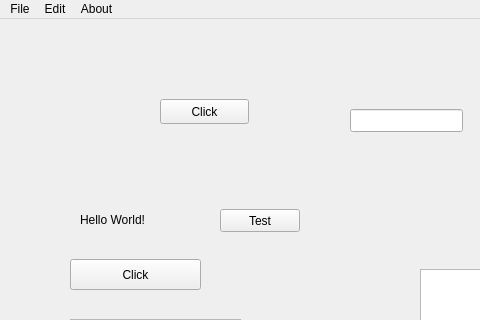
This is mainwindow.ui in lhf552004/QtCplusplusDemo as Qt 5 draws it before an edit; both pictures show x 0 to 480 and y 0 to 320 of the 800 by 600 pixel window. The edited form follows.
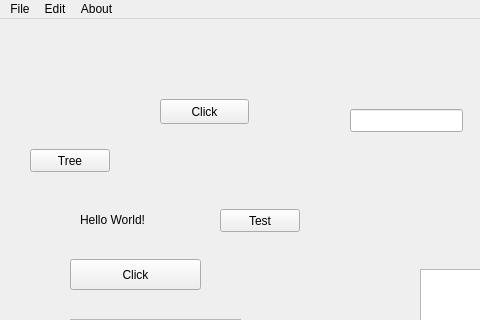
This is the edited form.

Commit message: serialize and deserialize tree

Patch:
```diff
--- a/mainwindow.ui
+++ b/mainwindow.ui
@@ -142,6 +142,19 @@
      <string>Load table</string>
     </property>
    </widget>
+   <widget class="QPushButton" name="treeButton">
+    <property name="geometry">
+     <rect>
+      <x>30</x>
+      <y>130</y>
+      <width>80</width>
+      <height>23</height>
+     </rect>
+    </property>
+    <property name="text">
+     <string>Tree</string>
+    </property>
+   </widget>
   </widget>
   <widget class="QMenuBar" name="menubar">
    <property name="geometry">
```
The commit also changes 4 other files.
